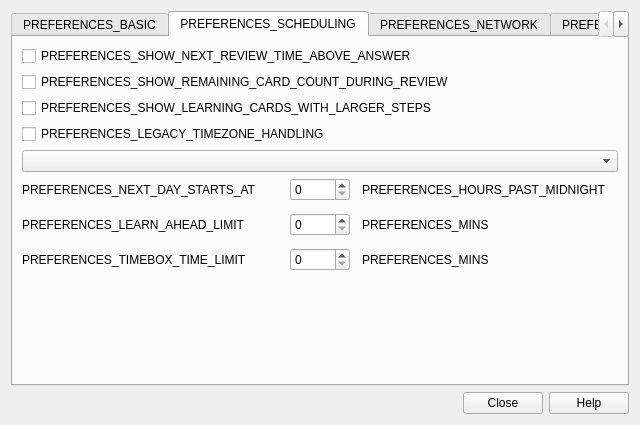
Before: the Qt Designer form qt/aqt/forms/preferences.ui in ankitects/anki, drawn with Qt 5.
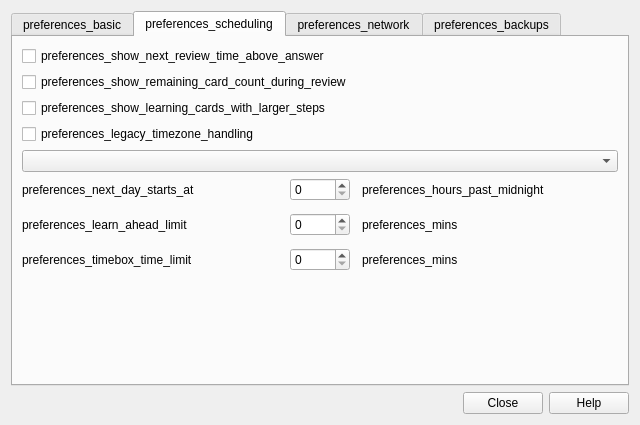
After: the same form once the commit is applied. The open tabs and pages were chosen to show the change.

```diff
--- a/qt/aqt/forms/preferences.ui
+++ b/qt/aqt/forms/preferences.ui
@@ -24,7 +24,7 @@
      </property>
      <widget class="QWidget" name="tab_1">
       <attribute name="title">
-       <string>PREFERENCES_BASIC</string>
+       <string>preferences_basic</string>
       </attribute>
       <layout class="QVBoxLayout" name="verticalLayout">
        <property name="spacing">
@@ -174,34 +174,34 @@
      </widget>
      <widget class="QWidget" name="tab_3">
       <attribute name="title">
-       <string>PREFERENCES_SCHEDULING</string>
+       <string>preferences_scheduling</string>
       </attribute>
       <layout class="QVBoxLayout" name="verticalLayout_5">
        <item>
         <widget class="QCheckBox" name="showEstimates">
          <property name="text">
-          <string>PREFERENCES_SHOW_NEXT_REVIEW_TIME_ABOVE_ANSWER</string>
+          <string>preferences_show_next_review_time_above_answer</string>
          </property>
         </widget>
        </item>
        <item>
         <widget class="QCheckBox" name="showProgress">
          <property name="text">
-          <string>PREFERENCES_SHOW_REMAINING_CARD_COUNT_DURING_REVIEW</string>
+          <string>preferences_show_remaining_card_count_during_review</string>
          </property>
         </widget>
        </item>
        <item>
         <widget class="QCheckBox" name="dayLearnFirst">
          <property name="text">
-          <string>PREFERENCES_SHOW_LEARNING_CARDS_WITH_LARGER_STEPS</string>
+          <string>preferences_show_learning_cards_with_larger_steps</string>
          </property>
         </widget>
        </item>
        <item>
         <widget class="QCheckBox" name="legacy_timezone">
          <property name="text">
-          <string>PREFERENCES_LEGACY_TIMEZONE_HANDLING</string>
+          <string>preferences_legacy_timezone_handling</string>
          </property>
         </widget>
        </item>
@@ -216,7 +216,7 @@
          <item row="1" column="2">
           <widget class="QLabel" name="label_29">
            <property name="text">
-            <string>PREFERENCES_MINS</string>
+            <string>preferences_mins</string>
            </property>
           </widget>
          </item>
@@ -243,28 +243,28 @@
          <item row="2" column="0">
           <widget class="QLabel" name="label_30">
            <property name="text">
-            <string>PREFERENCES_TIMEBOX_TIME_LIMIT</string>
+            <string>preferences_timebox_time_limit</string>
            </property>
           </widget>
          </item>
          <item row="0" column="2">
           <widget class="QLabel" name="label_40">
            <property name="text">
-            <string>PREFERENCES_HOURS_PAST_MIDNIGHT</string>
+            <string>preferences_hours_past_midnight</string>
            </property>
           </widget>
          </item>
          <item row="1" column="0">
           <widget class="QLabel" name="label_24">
            <property name="text">
-            <string>PREFERENCES_LEARN_AHEAD_LIMIT</string>
+            <string>preferences_learn_ahead_limit</string>
            </property>
           </widget>
          </item>
          <item row="2" column="2">
           <widget class="QLabel" name="label_39">
            <property name="text">
-            <string>PREFERENCES_MINS</string>
+            <string>preferences_mins</string>
            </property>
           </widget>
          </item>
@@ -284,7 +284,7 @@
          <item row="0" column="0">
           <widget class="QLabel" name="label_23">
            <property name="text">
-            <string>PREFERENCES_NEXT_DAY_STARTS_AT</string>
+            <string>preferences_next_day_starts_at</string>
            </property>
           </widget>
          </item>
@@ -307,7 +307,7 @@
      </widget>
      <widget class="QWidget" name="tab_2">
       <attribute name="title">
-       <string>PREFERENCES_NETWORK</string>
+       <string>preferences_network</string>
       </attribute>
       <layout class="QVBoxLayout" name="verticalLayout_4">
        <property name="spacing">
@@ -452,7 +452,7 @@
      </widget>
      <widget class="QWidget" name="tab">
       <attribute name="title">
-       <string>PREFERENCES_BACKUPS</string>
+       <string>preferences_backups</string>
       </attribute>
       <layout class="QVBoxLayout" name="verticalLayout_3">
        <property name="spacing">
```
Left out of the diff: 40 changed lines with no effect on the pictures.
